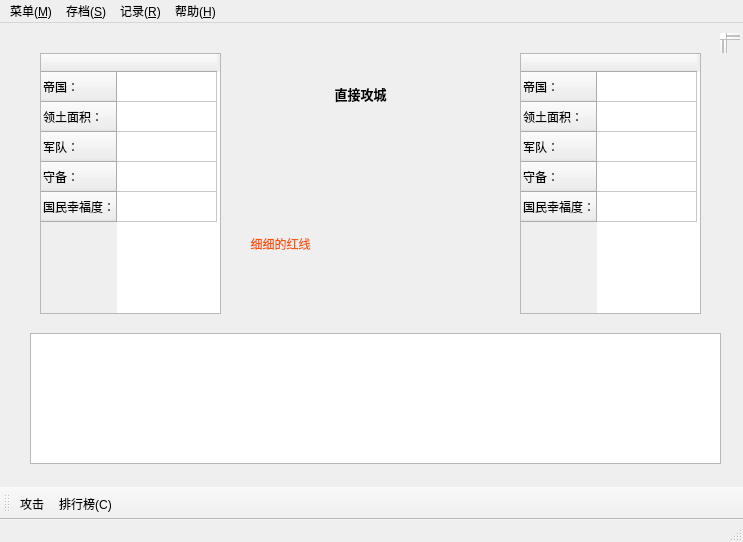
First picture: the form in SRC/trunk/Game.ui, repository TimVan1596/History-of-Land, before the edit.
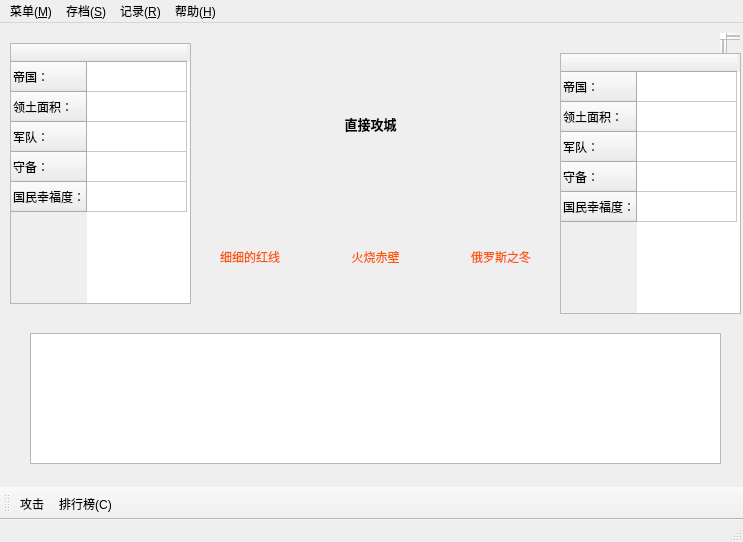
Second picture: the form after the edit. Icons and pictures are not drawn.

```diff
--- a/SRC/trunk/Game.ui
+++ b/SRC/trunk/Game.ui
@@ -56,8 +56,8 @@
    <widget class="QTableWidget" name="myTableWidget">
     <property name="geometry">
      <rect>
-      <x>40</x>
-      <y>30</y>
+      <x>10</x>
+      <y>20</y>
       <width>181</width>
       <height>261</height>
      </rect>
@@ -96,7 +96,7 @@
    <widget class="QTableWidget" name="enemyTableWidget">
     <property name="geometry">
      <rect>
-      <x>520</x>
+      <x>560</x>
       <y>30</y>
       <width>181</width>
       <height>261</height>
@@ -133,50 +133,11 @@
      </property>
     </column>
    </widget>
-   <widget class="QWidget" name="verticalLayoutWidget">
-    <property name="geometry">
-     <rect>
-      <x>240</x>
-      <y>160</y>
-      <width>81</width>
-      <height>94</height>
-     </rect>
-    </property>
-    <layout class="QVBoxLayout" name="ThinRedlLayout">
-     <item>
-      <widget class="QPushButton" name="ThinRedBTN">
-       <property name="text">
-        <string/>
-       </property>
-       <property name="icon">
-        <iconset resource="gamepageicon.qrc">
-         <normaloff>:/gpicon/images/Game/ThinRedLine.png</normaloff>:/gpicon/images/Game/ThinRedLine.png</iconset>
-       </property>
-       <property name="iconSize">
-        <size>
-         <width>64</width>
-         <height>64</height>
-        </size>
-       </property>
-       <property name="flat">
-        <bool>true</bool>
-       </property>
-      </widget>
-     </item>
-     <item>
-      <widget class="QLabel" name="ThinRedTips">
-       <property name="text">
-        <string>&lt;html&gt;&lt;head/&gt;&lt;body&gt;&lt;p align=&quot;center&quot;&gt;&lt;span style=&quot; color:#ff5500;&quot;&gt;细细的红线&lt;/span&gt;&lt;/p&gt;&lt;/body&gt;&lt;/html&gt;</string>
-       </property>
-      </widget>
-     </item>
-    </layout>
-   </widget>
    <widget class="QWidget" name="verticalLayoutWidget_2">
     <property name="geometry">
      <rect>
-      <x>310</x>
-      <y>10</y>
+      <x>320</x>
+      <y>40</y>
       <width>101</width>
       <height>95</height>
      </rect>
@@ -220,6 +181,111 @@
      </item>
     </layout>
    </widget>
+   <widget class="QWidget" name="horizontalLayoutWidget">
+    <property name="geometry">
+     <rect>
+      <x>190</x>
+      <y>170</y>
+      <width>371</width>
+      <height>101</height>
+     </rect>
+    </property>
+    <layout class="QHBoxLayout" name="SkillsHLayout">
+     <item>
+      <layout class="QVBoxLayout" name="ThinRedlLayout">
+       <item>
+        <widget class="QPushButton" name="ThinRedBTN">
+         <property name="text">
+          <string/>
+         </property>
+         <property name="icon">
+          <iconset resource="gamepageicon.qrc">
+           <normaloff>:/gpicon/images/Game/RedLine.png</normaloff>:/gpicon/images/Game/RedLine.png</iconset>
+         </property>
+         <property name="iconSize">
+          <size>
+           <width>64</width>
+           <height>64</height>
+          </size>
+         </property>
+         <property name="flat">
+          <bool>true</bool>
+         </property>
+        </widget>
+       </item>
+       <item>
+        <widget class="QLabel" name="ThinRedTips">
+         <property name="text">
+          <string>&lt;html&gt;&lt;head/&gt;&lt;body&gt;&lt;p align=&quot;center&quot;&gt;&lt;span style=&quot; color:#ff5500;&quot;&gt;细细的红线&lt;/span&gt;&lt;/p&gt;&lt;/body&gt;&lt;/html&gt;</string>
+         </property>
+        </widget>
+       </item>
+      </layout>
+     </item>
+     <item>
+      <layout class="QVBoxLayout" name="ChiBiLayout">
+       <item>
+        <widget class="QPushButton" name="ChiBiBTN">
+         <property name="text">
+          <string/>
+         </property>
+         <property name="icon">
+          <iconset>
+           <normaloff>images/Game/ChiBi.png</normaloff>images/Game/ChiBi.png</iconset>
+         </property>
+         <property name="iconSize">
+          <size>
+           <width>64</width>
+           <height>64</height>
+          </size>
+         </property>
+         <property name="flat">
+          <bool>true</bool>
+         </property>
+        </widget>
+       </item>
+       <item>
+        <widget class="QLabel" name="ChiBiTips">
+         <property name="text">
+          <string>&lt;html&gt;&lt;head/&gt;&lt;body&gt;&lt;p align=&quot;center&quot;&gt;&lt;span style=&quot; color:#ff5500;&quot;&gt;火烧赤壁&lt;/span&gt;&lt;/p&gt;&lt;/body&gt;&lt;/html&gt;</string>
+         </property>
+        </widget>
+       </item>
+      </layout>
+     </item>
+     <item>
+      <layout class="QVBoxLayout" name="WinterRussialLayout">
+       <item>
+        <widget class="QPushButton" name="WinterRussiaBTN">
+         <property name="text">
+          <string/>
+         </property>
+         <property name="icon">
+          <iconset resource="gamepageicon.qrc">
+           <normaloff>:/gpicon/images/Game/WinterRussia.png</normaloff>:/gpicon/images/Game/WinterRussia.png</iconset>
+         </property>
+         <property name="iconSize">
+          <size>
+           <width>64</width>
+           <height>64</height>
+          </size>
+         </property>
+         <property name="flat">
+          <bool>true</bool>
+         </property>
+        </widget>
+       </item>
+       <item>
+        <widget class="QLabel" name="WinterRussiaTips">
+         <property name="text">
+          <string>&lt;html&gt;&lt;head/&gt;&lt;body&gt;&lt;p align=&quot;center&quot;&gt;&lt;span style=&quot; color:#ff5500;&quot;&gt;俄罗斯之冬&lt;/span&gt;&lt;/p&gt;&lt;/body&gt;&lt;/html&gt;</string>
+         </property>
+        </widget>
+       </item>
+      </layout>
+     </item>
+    </layout>
+   </widget>
   </widget>
   <widget class="QMenuBar" name="menubar">
    <property name="geometry">
```
